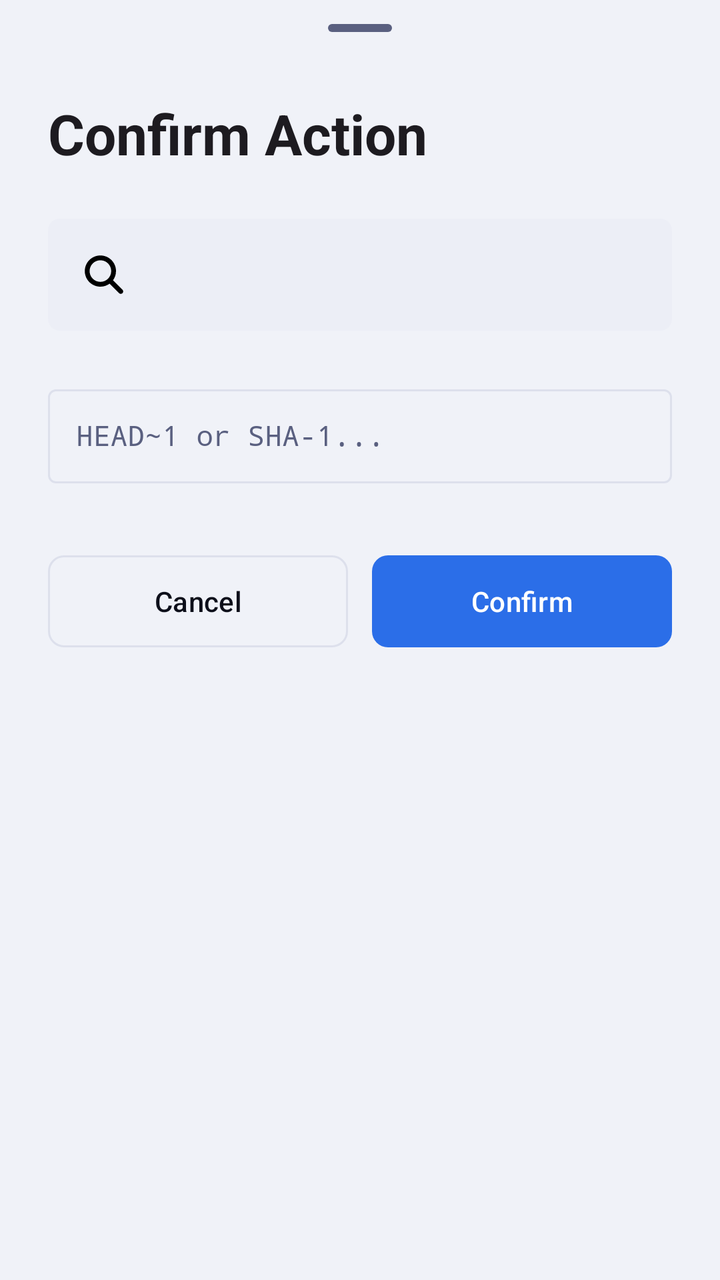
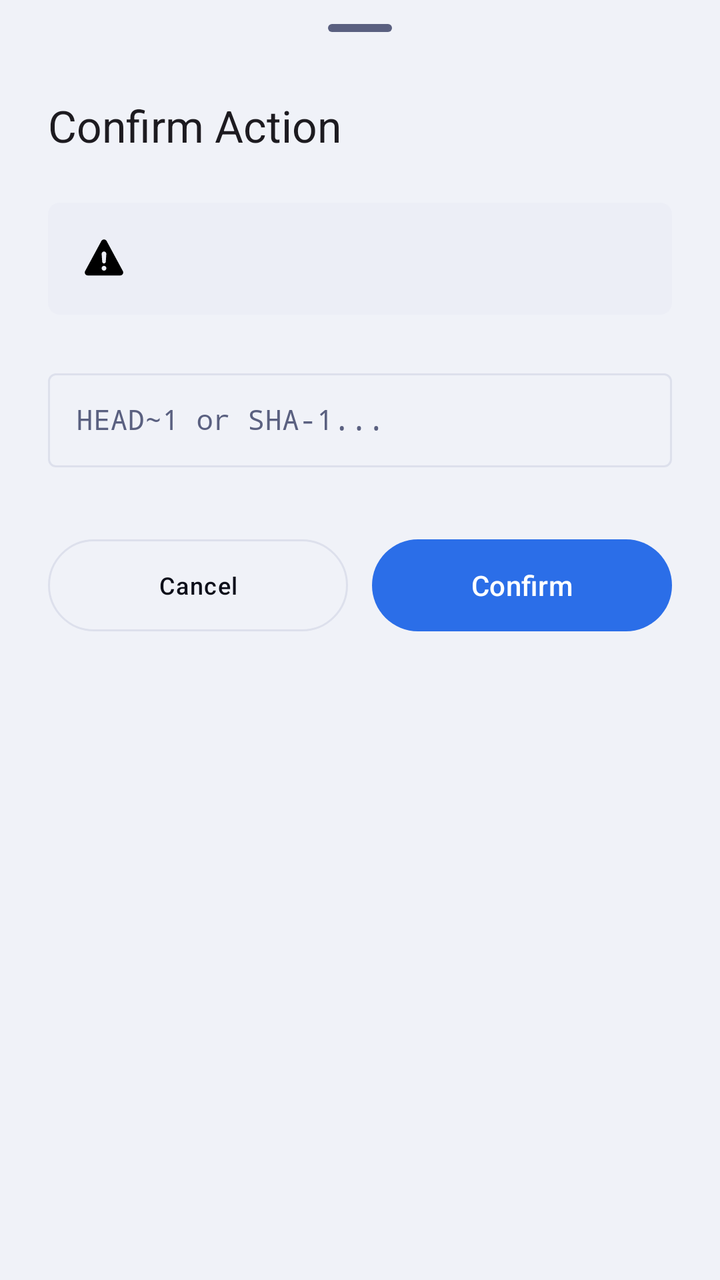

An Android layout rendered at two revisions. The XML below is the earlier revision; the diff shows what the commit changed to produce the second picture.
<!-- AndroidManifest.xml: application theme Theme.VCode -->
<!-- res/layout/bottom_sheet_git_action_confirmed.xml -->
<?xml version="1.0" encoding="utf-8"?>
<LinearLayout xmlns:android="http://schemas.android.com/apk/res/android"
    xmlns:app="http://schemas.android.com/apk/res-auto"
    android:layout_width="match_parent"
    android:layout_height="wrap_content"
    android:orientation="vertical"
    android:paddingHorizontal="24dp"
    android:paddingBottom="48dp">

    <com.google.android.material.bottomsheet.BottomSheetDragHandleView
        android:layout_width="match_parent"
        android:layout_height="wrap_content" />

    <TextView
        android:id="@+id/tv_confirm_title"
        android:layout_width="wrap_content"
        android:layout_height="wrap_content"
        android:layout_marginBottom="24dp"
        android:text="Confirm Action"
        android:textAppearance="@style/TextAppearance.Material3.HeadlineMedium"
        android:textStyle="bold" />

    <LinearLayout
        android:id="@+id/layout_warning_box"
        android:layout_width="match_parent"
        android:layout_height="wrap_content"
        android:orientation="horizontal"
        android:padding="16dp"
        android:layout_marginBottom="24dp"
        android:gravity="center_vertical"
        android:background="@drawable/vcode_bg_symbol_key">

        <ImageView
            android:id="@+id/iv_warning_icon"
            android:layout_width="24dp"
            android:layout_height="24dp"
            android:importantForAccessibility="no"
            android:src="@drawable/ic_magnifying_glass" />

        <TextView
            android:id="@+id/tv_confirm_description"
            android:layout_width="0dp"
            android:layout_height="wrap_content"
            android:layout_weight="1"
            android:layout_marginStart="12dp"
            android:textAppearance="@style/TextAppearance.Material3.BodyMedium"
            android:textColor="?attr/colorOnSurfaceVariant" />
    </LinearLayout>

    <com.google.android.material.textfield.TextInputLayout
        android:id="@+id/til_commit_ref"
        style="@style/Widget.Material3.TextInputLayout.OutlinedBox"
        android:layout_width="match_parent"
        android:layout_height="wrap_content"
        android:layout_marginBottom="32dp"
        app:helperTextEnabled="true">

        <com.google.android.material.textfield.TextInputEditText
            android:id="@+id/et_commit_ref"
            android:layout_width="match_parent"
            android:layout_height="wrap_content"
            android:fontFamily="monospace"
            android:hint="HEAD~1 or SHA-1..."
            android:inputType="text"
            android:padding="14dp"
            android:textAppearance="@style/TextAppearance.Material3.BodyMedium" />
    </com.google.android.material.textfield.TextInputLayout>

    <LinearLayout
        android:layout_width="match_parent"
        android:layout_height="wrap_content"
        android:orientation="horizontal">

        <com.google.android.material.button.MaterialButton
            android:id="@+id/btn_action_cancel"
            style="@style/Widget.Material3.Button.OutlinedButton"
            android:layout_width="0dp"
            android:layout_height="54dp"
            android:layout_weight="1"
            android:text="Cancel"
            android:textColor="?attr/colorOnSurface"
            app:strokeColor="?attr/colorOutline"
            app:cornerRadius="8dp" />

        <FrameLayout
            android:layout_width="0dp"
            android:layout_height="54dp"
            android:layout_weight="1"
            android:layout_marginStart="12dp">

            <com.google.android.material.button.MaterialButton
                android:id="@+id/btn_action_confirm"
                android:layout_width="match_parent"
                android:layout_height="match_parent"
                android:text="Confirm"
                app:cornerRadius="8dp" />

            <ProgressBar
                android:id="@+id/progress_loading"
                android:layout_width="24dp"
                android:layout_height="24dp"
                android:layout_gravity="center"
                android:visibility="gone"
                android:indeterminateTint="@android:color/white" />
        </FrameLayout>
    </LinearLayout>

</LinearLayout>
<!-- resources referenced by this layout -->
<resources>
  <!-- drawable ic_magnifying_glass (drawable) -->
  <vector xmlns:android="http://schemas.android.com/apk/res/android" android:autoMirrored="true" android:height="20dp" android:viewportHeight="640" android:viewportWidth="640" android:width="20dp">
        
      <path android:fillColor="#FF000000" android:pathData="M480,272C480,317.9 465.1,360.3 440,394.7L566.6,521.4C579.1,533.9 579.1,554.2 566.6,566.7C554.1,579.2 533.8,579.2 521.3,566.7L394.7,440C360.3,465.1 317.9,480 272,480C157.1,480 64,386.9 64,272C64,157.1 157.1,64 272,64C386.9,64 480,157.1 480,272zM272,416C351.5,416 416,351.5 416,272C416,192.5 351.5,128 272,128C192.5,128 128,192.5 128,272C128,351.5 192.5,416 272,416z"/>
      
  </vector>
  <!-- drawable vcode_bg_symbol_key (drawable) -->
  <?xml version="1.0" encoding="utf-8"?>
  <shape xmlns:android="http://schemas.android.com/apk/res/android"
      android:shape="rectangle">
      <solid android:color="@color/vcode_bg_elevated" />
      <corners android:radius="6dp" />
  </shape>
  <color name="vcode_bg_elevated">#ECEEF6</color>
  <color name="vcode_accent_primary">#2B6EE8</color>
  <color name="vcode_on_primary">#FFFFFF</color>
  <color name="vcode_primary_container">#D6E4FF</color>
  <color name="vcode_on_primary_container">#001A41</color>
  <color name="vcode_accent_secondary">#6340E0</color>
  <color name="vcode_on_secondary">#FFFFFF</color>
  <color name="vcode_secondary_container">#E9DDFF</color>
  <color name="vcode_on_secondary_container">#1E0066</color>
  <color name="vcode_accent_success">#1FB870</color>
  <color name="vcode_on_success">#FFFFFF</color>
  <color name="vcode_success_container">#BBFFD8</color>
  <color name="vcode_on_success_container">#002114</color>
  <color name="vcode_accent_error">#D93B38</color>
  <color name="vcode_on_error">#FFFFFF</color>
  <color name="vcode_error_container">#FFDAD6</color>
  <color name="vcode_on_error_container">#410002</color>
  <color name="vcode_bg_deep">#F0F2F8</color>
  <color name="vcode_text_primary">#0D0F1A</color>
  <color name="vcode_bg_surface">#FFFFFF</color>
  <color name="vcode_surface_variant">#E1E4F0</color>
  <color name="vcode_on_surface_variant">#5A6080</color>
  <color name="vcode_bg_card">#F7F8FC</color>
  <color name="vcode_outline">#DDE0EC</color>
  <color name="vcode_outline_variant">#C1C4D0</color>
  <color name="vcode_scrim">#000000</color>
  <style name="VCode.Shape.Small" parent="ShapeAppearance.Material3.SmallComponent">
          <item name="cornerFamily">rounded</item>
          <item name="cornerSize">8dp</item>
      </style>
  <style name="VCode.Shape.Medium" parent="ShapeAppearance.Material3.MediumComponent">
          <item name="cornerFamily">rounded</item>
          <item name="cornerSize">12dp</item>
      </style>
  <style name="VCode.Shape.Large" parent="ShapeAppearance.Material3.LargeComponent">
          <item name="cornerFamily">rounded</item>
          <item name="cornerSize">16dp</item>
      </style>
  <style name="VCode.AlertDialog" parent="ThemeOverlay.Material3.MaterialAlertDialog">
          <item name="shapeAppearanceOverlay">@style/VCode.Shape.Large</item>
          <item name="colorSurface">@color/vcode_bg_card</item>
      </style>
  <!-- unchanged entries left out for length: 1 -->
</resources>

<!-- the commit's change to res/layout/bottom_sheet_git_action_confirmed.xml (unified diff, before → after) -->
@@ -4,7 +4,7 @@
     android:layout_width="match_parent"
     android:layout_height="wrap_content"
     android:orientation="vertical"
-    android:paddingHorizontal="24dp"
+    android:paddingHorizontal="@dimen/vcode_app_gap_horizontal"
     android:paddingBottom="48dp">
 
     <com.google.android.material.bottomsheet.BottomSheetDragHandleView
@@ -15,34 +15,33 @@
         android:id="@+id/tv_confirm_title"
         android:layout_width="wrap_content"
         android:layout_height="wrap_content"
-        android:layout_marginBottom="24dp"
-        android:text="Confirm Action"
-        android:textAppearance="@style/TextAppearance.Material3.HeadlineMedium"
-        android:textStyle="bold" />
+        android:layout_marginBottom="@dimen/vcode_app_gap_horizontal"
+        android:text="@string/vcode_confirm_action"
+        android:textAppearance="@style/TextAppearance.Material3.TitleLarge" />
 
     <LinearLayout
         android:id="@+id/layout_warning_box"
         android:layout_width="match_parent"
         android:layout_height="wrap_content"
+        android:layout_marginBottom="24dp"
+        android:background="@drawable/vcode_bg_symbol_key"
+        android:gravity="center_vertical"
         android:orientation="horizontal"
-        android:padding="16dp"
-        android:layout_marginBottom="24dp"
-        android:gravity="center_vertical"
-        android:background="@drawable/vcode_bg_symbol_key">
+        android:padding="16dp">
 
         <ImageView
             android:id="@+id/iv_warning_icon"
             android:layout_width="24dp"
             android:layout_height="24dp"
             android:importantForAccessibility="no"
-            android:src="@drawable/ic_magnifying_glass" />
+            android:src="@drawable/ic_triangle_exclamation" />
 
         <TextView
             android:id="@+id/tv_confirm_description"
             android:layout_width="0dp"
             android:layout_height="wrap_content"
+            android:layout_marginStart="12dp"
             android:layout_weight="1"
-            android:layout_marginStart="12dp"
             android:textAppearance="@style/TextAppearance.Material3.BodyMedium"
             android:textColor="?attr/colorOnSurfaceVariant" />
     </LinearLayout>
@@ -60,7 +59,7 @@
             android:layout_width="match_parent"
             android:layout_height="wrap_content"
             android:fontFamily="monospace"
-            android:hint="HEAD~1 or SHA-1..."
+            android:hint="@string/vcode_commit_ref_hint"
             android:inputType="text"
             android:padding="14dp"
             android:textAppearance="@style/TextAppearance.Material3.BodyMedium" />
@@ -77,31 +76,30 @@
             android:layout_width="0dp"
             android:layout_height="54dp"
             android:layout_weight="1"
-            android:text="Cancel"
+            android:text="@string/vcode_action_cancel"
+            android:textAppearance="@style/TextAppearance.Material3.LabelMedium"
             android:textColor="?attr/colorOnSurface"
-            app:strokeColor="?attr/colorOutline"
-            app:cornerRadius="8dp" />
+            app:strokeColor="?attr/colorOutline" />
 
         <FrameLayout
             android:layout_width="0dp"
             android:layout_height="54dp"
-            android:layout_weight="1"
-            android:layout_marginStart="12dp">
+            android:layout_marginStart="12dp"
+            android:layout_weight="1">
 
             <com.google.android.material.button.MaterialButton
                 android:id="@+id/btn_action_confirm"
                 android:layout_width="match_parent"
                 android:layout_height="match_parent"
-                android:text="Confirm"
-                app:cornerRadius="8dp" />
+                android:text="@string/vcode_confirm_btn" />
 
             <ProgressBar
                 android:id="@+id/progress_loading"
                 android:layout_width="24dp"
                 android:layout_height="24dp"
                 android:layout_gravity="center"
-                android:visibility="gone"
-                android:indeterminateTint="@android:color/white" />
+                android:indeterminateTint="?attr/colorSurface"
+                android:visibility="gone" />
         </FrameLayout>
     </LinearLayout>
 
<!-- resource entries referenced after the edit -->
@@ -1,9 +1,10 @@
 <!-- resources referenced by this layout -->
 <resources>
-  <!-- drawable ic_magnifying_glass (drawable) -->
-  <vector xmlns:android="http://schemas.android.com/apk/res/android" android:autoMirrored="true" android:height="20dp" android:viewportHeight="640" android:viewportWidth="640" android:width="20dp">
+  <dimen name="vcode_app_gap_horizontal">24dp</dimen>
+  <!-- drawable ic_triangle_exclamation (drawable) -->
+  <vector xmlns:android="http://schemas.android.com/apk/res/android" android:autoMirrored="true" android:height="640dp" android:viewportHeight="640" android:viewportWidth="640" android:width="640dp">
         
-      <path android:fillColor="#FF000000" android:pathData="M480,272C480,317.9 465.1,360.3 440,394.7L566.6,521.4C579.1,533.9 579.1,554.2 566.6,566.7C554.1,579.2 533.8,579.2 521.3,566.7L394.7,440C360.3,465.1 317.9,480 272,480C157.1,480 64,386.9 64,272C64,157.1 157.1,64 272,64C386.9,64 480,157.1 480,272zM272,416C351.5,416 416,351.5 416,272C416,192.5 351.5,128 272,128C192.5,128 128,192.5 128,272C128,351.5 192.5,416 272,416z"/>
+      <path android:fillColor="#FF000000" android:pathData="M320,64C334.7,64 348.2,72.1 355.2,85L571.2,485C577.9,497.4 577.6,512.4 570.4,524.5C563.2,536.6 550.1,544 536,544L104,544C89.9,544 76.8,536.6 69.6,524.5C62.4,512.4 62.1,497.4 68.8,485L284.8,85C291.8,72.1 305.3,64 320,64zM320,416C302.3,416 288,430.3 288,448C288,465.7 302.3,480 320,480C337.7,480 352,465.7 352,448C352,430.3 337.7,416 320,416zM320,224C301.8,224 287.3,239.5 288.6,257.7L296,361.7C296.9,374.2 307.4,384 319.9,384C332.5,384 342.9,374.3 343.8,361.7L351.2,257.7C352.5,239.5 338.1,224 319.8,224z"/>
       
   </vector>
   <!-- drawable vcode_bg_symbol_key (drawable) -->
@@ -13,6 +14,10 @@
       <solid android:color="@color/vcode_bg_elevated" />
       <corners android:radius="6dp" />
   </shape>
+  <string name="vcode_action_cancel">Cancel</string>
+  <string name="vcode_commit_ref_hint">HEAD~1 or SHA-1...</string>
+  <string name="vcode_confirm_action">Confirm Action</string>
+  <string name="vcode_confirm_btn">Confirm</string>
   <color name="vcode_bg_elevated">#ECEEF6</color>
   <color name="vcode_accent_primary">#2B6EE8</color>
   <color name="vcode_on_primary">#FFFFFF</color>
